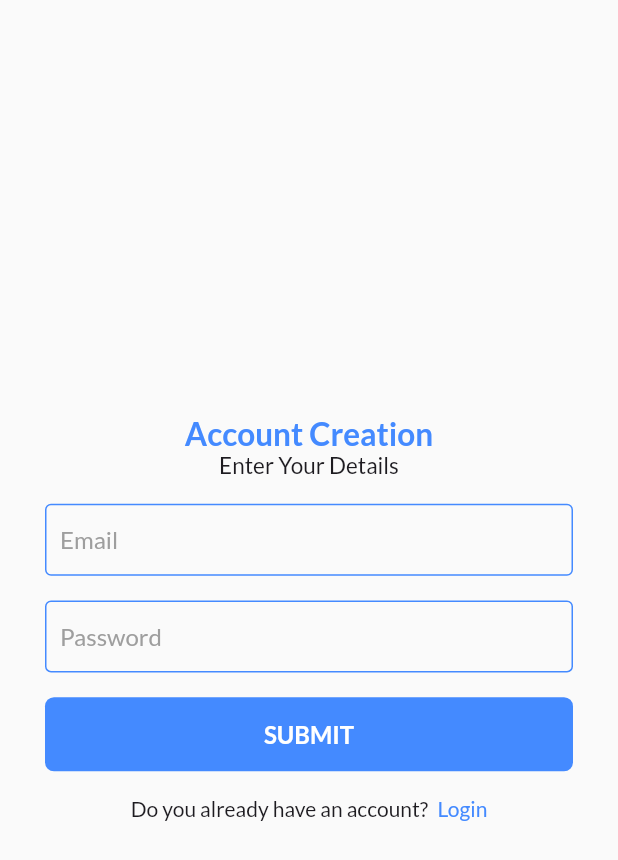
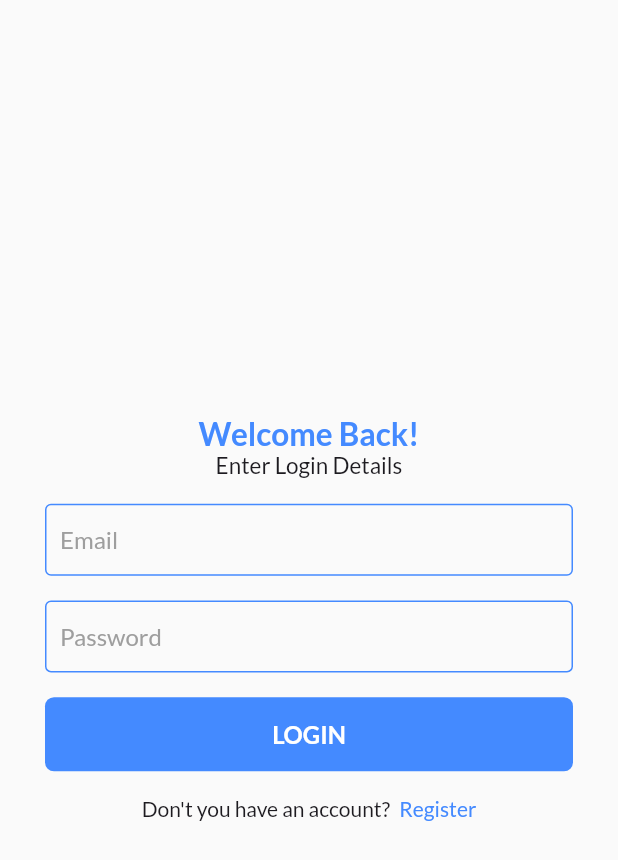
Before and after one commit to unaismnr/task-management-app, a Flutter app: the screen it shows after launch, on a phone screen of 412 x 824 dp. Shown: the top 860 px of the screen. Run offline on Flutter 3.47's test engine with Material 3 defaults, Android fonts, the phone set to English and light mode, and no system bars; our stand-ins replace google_fonts.

Commit message:
Login Page added

```diff
--- a/lib/main.dart
+++ b/lib/main.dart
@@ -3,6 +3,7 @@ import 'package:google_fonts/google_fonts.dart';
 import 'package:tast_management_app/utils/color_consts.dart';
 import 'package:tast_management_app/view/screen_home.dart';
 
+import 'view/login_and_registration/screen_login.dart';
 import 'view/login_and_registration/screen_registration.dart';
 
 void main() {
@@ -24,7 +25,7 @@ class MyApp extends StatelessWidget {
         textTheme: GoogleFonts.latoTextTheme(),
         useMaterial3: false,
       ),
-      home: ScreenRegistration(),
+      home: ScreenLogin(),
       debugShowCheckedModeBanner: false,
     );
   }
--- /dev/null
+++ b/lib/view/login_and_registration/screen_login.dart
@@ -0,0 +1,94 @@
+import 'package:flutter/material.dart';
+import 'package:tast_management_app/utils/color_consts.dart';
+
+import 'widgets/bottom_text_widget.dart';
+import 'widgets/elevated_button_widget.dart';
+import 'widgets/text_field_widget.dart';
+
+class ScreenLogin extends StatelessWidget {
+  ScreenLogin({super.key});
+
+  final GlobalKey<FormState> _formKey = GlobalKey();
+
+  final _emailController = TextEditingController();
+  final _passwordController = TextEditingController();
+
+  @override
+  Widget build(BuildContext context) {
+    final space = SizedBox(
+      height: MediaQuery.of(context).size.height * .02,
+    );
+    return SafeArea(
+      child: Scaffold(
+        body: Center(
+          child: SingleChildScrollView(
+            child: Form(
+              key: _formKey,
+              child: Column(
+                children: [
+                  const Text(
+                    "Welcome Back!",
+                    style: TextStyle(
+                      fontSize: 21,
+                      fontWeight: FontWeight.bold,
+                      color: kMainColor,
+                    ),
+                  ),
+                  const Text(
+                    "Enter Login Details",
+                    style: TextStyle(
+                      fontSize: 15,
+                    ),
+                  ),
+                  space,
+                  TextFieldWidget(
+                      controller: _emailController,
+                      hintText: 'Email',
+                      validator: (value) {
+                        if (value == null || value.isEmpty) {
+                          return 'Email is required';
+                        }
+                        final emailValid = RegExp(r'^[^@]+@[^@]+\.[^@]+');
+                        if (!emailValid.hasMatch(value)) {
+                          return 'Enter a valid email address';
+                        }
+                        return null;
+                      }),
+                  space,
+                  TextFieldWidget(
+                    controller: _passwordController,
+                    hintText: 'Password',
+                    validator: (value) {
+                      if (value == null || value.isEmpty) {
+                        return 'Enter a valid password';
+                      }
+                      if (value.length < 6) {
+                        return 'Password must be at least 6 characters long';
+                      }
+                      return null;
+                    },
+                  ),
+                  space,
+                  ElevatedButtonWidget(
+                    text: "LOGIN",
+                    onpressed: () {
+                      String email = _emailController.text.trim();
+                      String password = _passwordController.text.trim();
+                      if (_formKey.currentState!.validate()) {}
+                    },
+                  ),
+                  space,
+                  BottomTextWidget(
+                    accountConfirmText: "Don't you have an account?",
+                    onTap: () {},
+                    loginRegisterText: "Register",
+                  ),
+                ],
+              ),
+            ),
+          ),
+        ),
+      ),
+    );
+  }
+}
```
